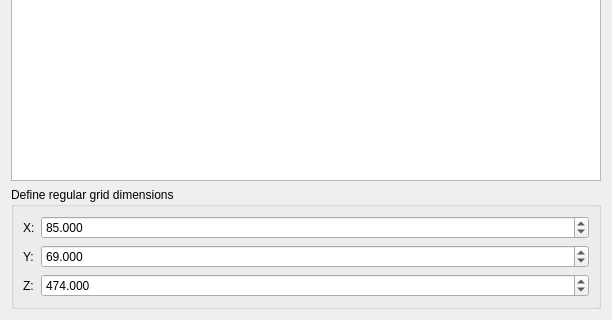
This is console/EclipseGridImportPage.ui in feliperails/syntheticseis as Qt 5 draws it before an edit; both pictures show x 0 to 612 and y 233 to 553 of the 612 by 553 pixel window. The edited form follows.
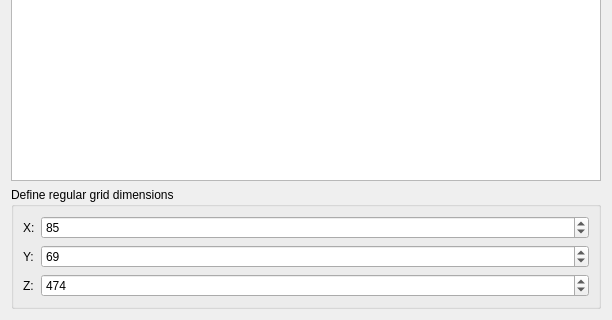
This is the edited form.

Patch:
```diff
--- a/console/EclipseGridImportPage.ui
+++ b/console/EclipseGridImportPage.ui
@@ -191,7 +191,7 @@
          </sizepolicy>
         </property>
         <property name="decimals">
-         <number>3</number>
+         <number>0</number>
         </property>
         <property name="maximum">
          <double>1000000.000000000000000</double>
@@ -211,7 +211,7 @@
       <item row="1" column="1">
        <widget class="QDoubleSpinBox" name="regularGridYDimensionDoubleSpinBox">
         <property name="decimals">
-         <number>3</number>
+         <number>0</number>
         </property>
         <property name="maximum">
          <double>1000000.000000000000000</double>
@@ -231,7 +231,7 @@
       <item row="2" column="1">
        <widget class="QDoubleSpinBox" name="regularGridZDimensionDoubleSpinBox">
         <property name="decimals">
-         <number>3</number>
+         <number>0</number>
         </property>
         <property name="maximum">
          <double>1000000.000000000000000</double>
```
